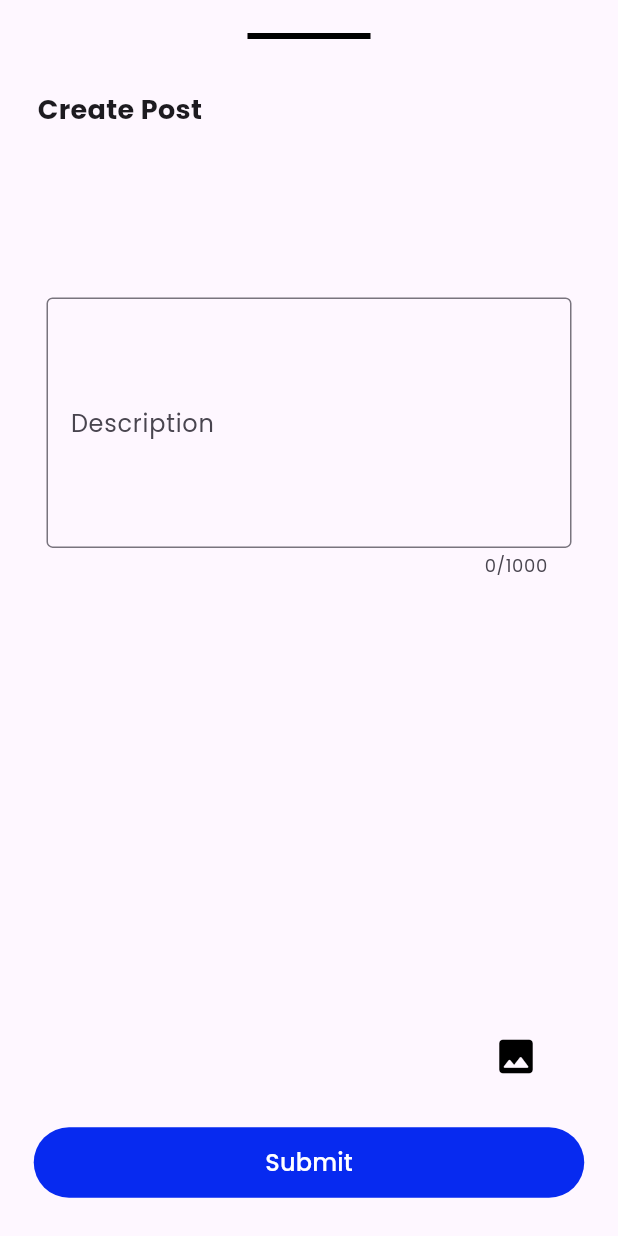
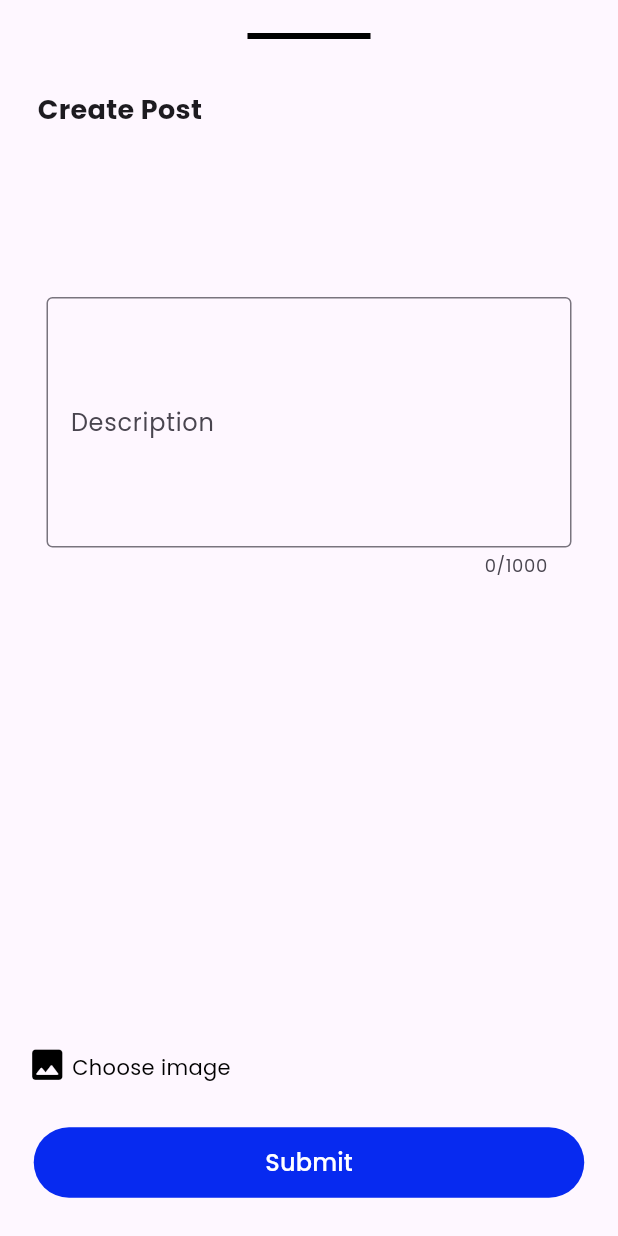
Before and after one commit to Adithya-Sakaray/dev_house, a Flutter app: the NewFeed widget shown alone on an empty page, opened directly, on a phone screen of 412 x 824 dp. Run offline on Flutter 3.47's test engine with Material 3 defaults, Android fonts, the phone set to English and light mode, and no system bars; our stand-ins replace get, image_picker, share, video_player, webview_flutter.

Commit message:
create job

```diff
--- a/lib/screens/message_screen.dart
+++ b/lib/screens/message_screen.dart
@@ -18,7 +18,7 @@ class _MessageScreenState extends State<MessageScreen> {
     MediaQueryData mediaQueryData = MediaQuery.of(context);
     return Scaffold(
         appBar: AppBar(
-          title: const Text("Flutter WebView"),
+          title: const Text("SD"),
         ),
         body: SingleChildScrollView(
           child: Column(
--- a/lib/screens/new_feed.dart
+++ b/lib/screens/new_feed.dart
@@ -5,17 +5,17 @@ import 'package:image_picker/image_picker.dart';
 import 'dart:io';
 
 class NewFeed extends StatefulWidget {
-  const NewFeed({super.key});
+  const NewFeed({Key? key}) : super(key: key);
 
   @override
   _NewFeedState createState() => _NewFeedState();
 }
 
 class _NewFeedState extends State<NewFeed> {
-  // Variables to store the selected reason and warning state
-
   final TextEditingController _descriptionController = TextEditingController();
   int _descriptionMaxLength = 1000;
+  bool _imageChosen = false; // Track if an image is chosen or not
+  File? _imageFile;
 
   void _updateDescriptionCounter() {
     setState(() {
@@ -26,6 +26,20 @@ class _NewFeedState extends State<NewFeed> {
   Future<void> _getImage() async {
     final picker = ImagePicker();
     final pickedFile = await picker.pickImage(source: ImageSource.gallery);
+    if (pickedFile != null) {
+      setState(() {
+        _imageFile = File(pickedFile.path);
+        _imageChosen = true; // Set to true when image is chosen
+      });
+
+      // Extract file name and extension
+      String fileNameWithExtension = pickedFile.path.split('/').last;
+      String fileName = fileNameWithExtension.split('.').first;
+      String fileExtension = fileNameWithExtension.split('.').last;
+
+      print(
+          'Image Name: $fileName.$fileExtension'); // Print image name with extension
+    }
   }
 
   @override
@@ -34,14 +48,11 @@ class _NewFeedState extends State<NewFeed> {
       padding: const EdgeInsets.only(
         top: 13,
         bottom: 25,
-        // left: 5,
-        // right: 10,
       ),
       child: Column(
         crossAxisAlignment: CrossAxisAlignment.start,
         mainAxisSize: MainAxisSize.min,
         children: [
-          // Padding for the title
           GestureDetector(
             child: const Divider(
               color: Colors.black,
@@ -54,9 +65,7 @@ class _NewFeedState extends State<NewFeed> {
               Navigator.pop(context);
             },
           ),
-          const Row(
-            children: [
-              Padding(
+          const Padding(
             padding: EdgeInsets.only(
               left: 25,
               bottom: 15,
@@ -65,33 +74,27 @@ class _NewFeedState extends State<NewFeed> {
             child: Text(
               'Create Post',
               style: TextStyle(fontWeight: FontWeight.bold, fontSize: 18),
-                  )),
-            ],
             ),
-          const SizedBox(
-            height: 15,
           ),
-          // Options
+          const SizedBox(height: 15),
           Expanded(
             child: Center(
               child: SizedBox(
                 height: 400,
-                width: 350, // Set the desired height for the TextArea
+                width: 350,
                 child: TextField(
                   controller: _descriptionController,
-                  maxLines: null, // Allows unlimited lines
-                  minLines: 5, // Set the minimum number of lines
+                  maxLines: null,
+                  minLines: 5,
                   keyboardType: TextInputType.multiline,
                   style: const TextStyle(fontSize: 18.0),
                   decoration: InputDecoration(
                     label: const Text('Description'),
-
                     counterText:
                         '${_descriptionController.text.length}/$_descriptionMaxLength',
                     border: const OutlineInputBorder(),
                     contentPadding: const EdgeInsets.symmetric(
                         vertical: 16.0, horizontal: 12.0),
-                    // Customize other InputDecoration properties as needed
                   ),
                   onChanged: (_) {
                     _updateDescriptionCounter();
@@ -100,31 +103,52 @@ class _NewFeedState extends State<NewFeed> {
               ),
             ),
           ),
-          // const SizedBox(height: 8),
+          const SizedBox(height: 8),
+          GestureDetector(
+            onTap: () {
+              _getImage();
+            },
+            child: Container(
+              padding: const EdgeInsets.all(8),
+              // color: Colors.white,
+              child: Row(
+                children: [
                   Padding(
                     padding: const EdgeInsets.only(
-              left: 320,
-              bottom: 12.5,
+                      left: 10,
+                      bottom: 10,
                     ),
-            child: IconButton(
-              onPressed: () {
-                _getImage();
-              },
-              icon: const Icon(
+                    child: Icon(
                       Icons.image_rounded,
-                size: 30,
-                color: Colors.black,
+                      size: 27,
+                      color: _imageChosen ? Colors.green : Colors.black,
+                    ),
+                  ),
+                  _imageChosen
+                      ? const Padding(
+                          padding: EdgeInsets.only(left: 3, bottom: 6),
+                          child: Text(
+                            'Image uploaded', // Display image name with extension
+                            style: TextStyle(color: Colors.black),
+                          ),
+                        )
+                      : const Padding(
+                          padding: EdgeInsets.only(left: 3, bottom: 6),
+                          child: Text(
+                            "Choose image", // Display image name with extension
+                            style: TextStyle(color: Colors.black),
+                          ),
+                        ),
+                ],
               ),
             ),
           ),
-
           const SizedBox(height: 10),
           Align(
             alignment: Alignment.center,
             child: Container(
-              width: double.infinity, // Make the button span the entire width
-              margin: const EdgeInsets.symmetric(
-                  horizontal: 22.5), // Add margin for spacing
+              width: double.infinity,
+              margin: const EdgeInsets.symmetric(horizontal: 22.5),
               child: ElevatedButton(
                 style: ButtonStyle(
                   backgroundColor: MaterialStateProperty.resolveWith<Color>(
@@ -134,26 +158,22 @@ class _NewFeedState extends State<NewFeed> {
                   ),
                   shape: MaterialStateProperty.all<RoundedRectangleBorder>(
                     RoundedRectangleBorder(
-                      borderRadius: BorderRadius.circular(
-                          30), // Adjust the border radius as needed
+                      borderRadius: BorderRadius.circular(30),
                     ),
                   ),
                 ),
-                onPressed: _descriptionController.text.isNotEmpty
+                onPressed:
+                    _descriptionController.text.isNotEmpty || _imageFile != null
                         ? () {
                             // Handle the submission logic here
-
-                        Navigator.pop(context); // Close the bottom sheet
+                            Navigator.pop(context);
                           }
                         : null,
                 child: const Padding(
-                  padding: EdgeInsets.symmetric(
-                      vertical: 12.0), // Adjust vertical padding as needed
+                  padding: EdgeInsets.symmetric(vertical: 12.0),
                   child: Text(
                     'Submit',
-                    style: TextStyle(
-                        fontSize: 16,
-                        color: Colors.white), // Adjust font size as needed
+                    style: TextStyle(fontSize: 16, color: Colors.white),
                   ),
                 ),
               ),
```
Also changed, not shown: lib/screens/new_job.dart (added, +355 -0 lines), lib/screens/notification_screen.dart (deleted, +0 -17 lines), lib/screens/skill_selection_screen.dart (+4 -8 lines), lib/widgets/floating.dart (+6 -1 lines), lib/widgets/jobs/newJob.dart (deleted, +0 -14 lines). Lines whose indentation alone changed are shown as unchanged.
